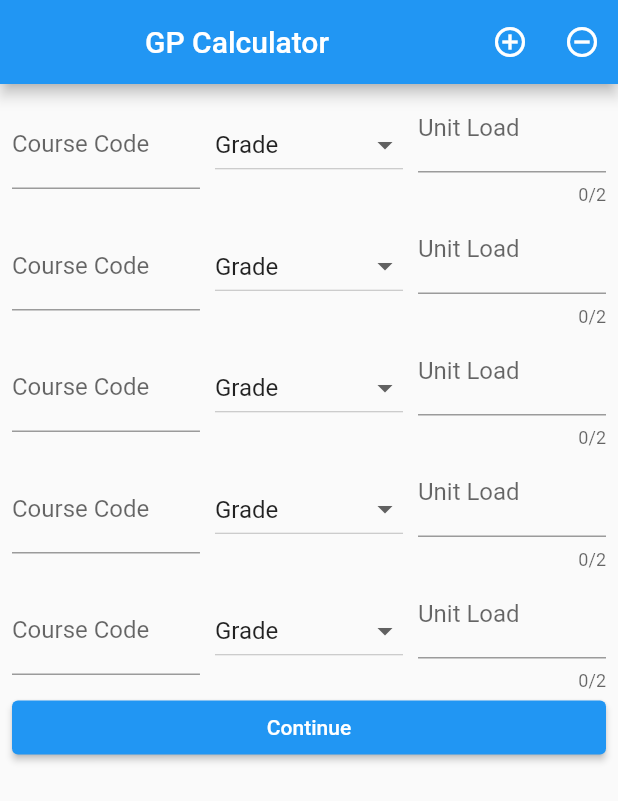
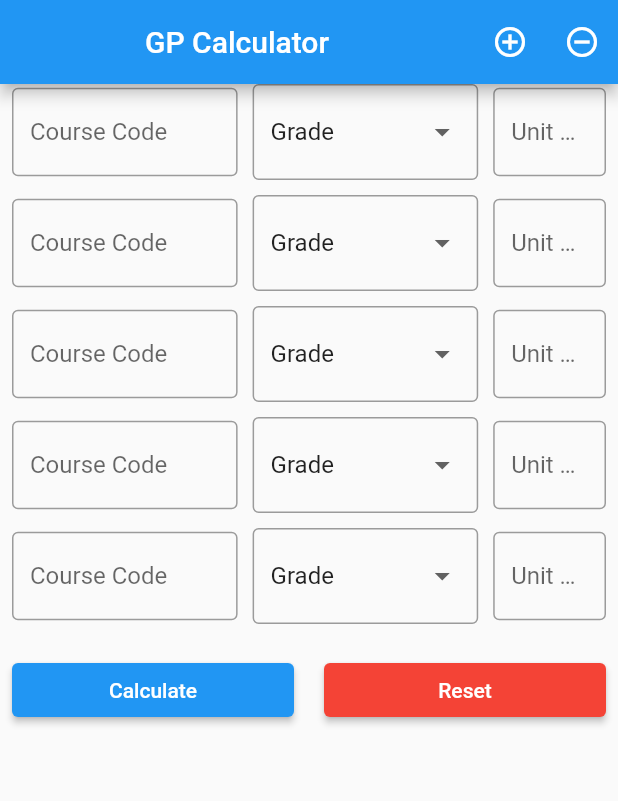
Before and after one commit to teezcode/gp-calc, a Flutter app: the screen it shows after launch, on a phone screen of 412 x 824 dp. Shown: the top 801 px of the screen. Run offline on Flutter 3.47's test engine with Material 2 defaults, Android fonts, the phone set to English and light mode, and no system bars.

Commit message:
round up touch of the app

```diff
--- a/lib/form_screen.dart
+++ b/lib/form_screen.dart
@@ -6,103 +6,233 @@ class FormScreen extends StatefulWidget {
 }
 
 class _FormScreenState extends State<FormScreen> {
+  int _formCount = 5;
+  final _formKey = GlobalKey<FormState>();
 
-  int _formCount=5;
-  String _gradeDropdownValue = 'Grade';
-  List<String> _gradeDropdownValues=[];
-  Map<String, int> _gradeDropDownItems={'Grade':0,'A':5,'B':4,'C':3,'D':2,'E':1,'F':0,'Missing Script':0};
+  //String _gradeDropdownValue = 'Grade';
+  List<String> _gradeDropdownValues = [];
+  Map<String, int> _gradeDropDownItems = {
+    'Grade': 0,
+    'A': 5,
+    'B': 4,
+    'C': 3,
+    'D': 2,
+    'E': 1,
+    'F': 0,
+    'Missing Script': 0
+  };
 
-  void _intDropDown(){
-    for(int i=0; i < _formCount; i++){
-      _
+  List<TextEditingController> _unitLoadControllers = [];
+
+  void _initForm() {
+    _gradeDropdownValues.clear();
+    for (int i = 0; i < _formCount; i++) {
+      _gradeDropdownValues.add('Grade');
+      _unitLoadControllers.add(TextEditingController());
     }
   }
+
+  @override
+  void initState() {
+    // TODO: implement initState
+    _initForm();
+    super.initState();
+  }
+
   @override
   Widget build(BuildContext context) {
     return Scaffold(
       appBar: AppBar(
         title: Center(child: Text('GP Calculator')),
         actions: [
-          IconButton(icon: Icon(Icons.add_circle_outline),
-              onPressed:(){
+          IconButton(
+              icon: Icon(Icons.add_circle_outline),
+              onPressed: () {
                 setState(() {
-                _formCount ++;
+                  _formCount++;
+                  // _initDropDown();
+                  _gradeDropdownValues.add('Grade');
+                  _unitLoadControllers.add(TextEditingController());
                 });
               }),
-          IconButton(icon: Icon(Icons.remove_circle_outline),
-         onPressed:(){
+          IconButton(
+              icon: Icon(Icons.remove_circle_outline),
+              onPressed: () {
                 setState(() {
-          if(_formCount > 1){
-            _formCount --;
+                  if (_formCount > 1) {
+                    _formCount--;
+                    // _initDropDown();
+                    _gradeDropdownValues.removeLast();
+                    _unitLoadControllers.removeLast();
                   }
                 });
               })
-
         ],
       ),
-
       body: Padding(
-        padding: const EdgeInsets.symmetric(horizontal:8.0),
+        padding: const EdgeInsets.symmetric(horizontal: 8.0),
+        child: Form(
+          key: _formKey,
           child: ListView(
             children: [
               ListView.builder(
-                itemCount:_formCount,
+                itemCount: _formCount,
                 shrinkWrap: true,
                 physics: NeverScrollableScrollPhysics(),
-                itemBuilder: (BuildContext context, int index){
-                  return Row(
+                itemBuilder: (BuildContext context, int index) {
+                  return Container(
+                    margin: EdgeInsets.only(bottom: 10),
+                    child: Row(
+                      mainAxisAlignment: MainAxisAlignment.end,
                       children: [
                         Expanded(
+                          flex: 2,
                           child: TextFormField(
                             keyboardType: TextInputType.text,
                             decoration: InputDecoration(
                               labelText: 'Course Code',
                               hintText: 'Enter Course code here',
+                              border: OutlineInputBorder(),
                             ),
                           ),
                         ),
-                      SizedBox(width: 10,),
-                      DropdownButton<String>(
-                        value: _gradeDropdownValue,
+                        SizedBox(
+                          width: 10,
+                        ),
+                        Expanded(
+                          flex: 2,
+                          child: DropdownButtonFormField<String>(
+                            value: _gradeDropdownValues[index],
                             icon: Icon(Icons.arrow_drop_down),
-                        onChanged: (String grade){
+                            onChanged: (String grade) {
                               setState(() {
-                          _gradeDropdownValue=grade;
+                                _gradeDropdownValues[index] = grade;
                               });
                             },
-                        items:_gradeDropDownItems.keys
-                            .map<DropdownMenuItem<String>>(
-                                (String value){
+                            decoration: InputDecoration(
+                              border: OutlineInputBorder(),
+                            ),
+                            items: _gradeDropDownItems.keys
+                                .map<DropdownMenuItem<String>>((String value) {
                               return DropdownMenuItem<String>(
                                 value: value,
                                 child: Text(value),
                               );
                             }).toList(),
                           ),
-                      SizedBox(width: 10,),
+                        ),
+                        SizedBox(
+                          width: 10,
+                        ),
                         Expanded(
                           child: TextFormField(
+                            controller: _unitLoadControllers[index],
                             keyboardType: TextInputType.number,
-                          maxLength: 2,
+                            validator: (value) {
+                              if (value.isEmpty) {
+                                return 'Required';
+                              }
+                              return null;
+                            },
                             decoration: InputDecoration(
                               labelText: 'Unit Load',
                               hintText: 'Enter Unit Load here',
+                              border: OutlineInputBorder(),
                             ),
                           ),
                         )
                       ],
+                    ),
                   );
                 },
               ),
+              SizedBox(height: 10,),
+              Row(
+                children: [
+                  Expanded(child:
                   ElevatedButton(
-                onPressed: (){
-
+                    onPressed: () {
+                      if (_formKey.currentState.validate()) {
+                        if (_validateDropdown()) {
+                          _showGradePoint(_calculate());
+                        } else {
+                          ScaffoldMessenger.of(context).showSnackBar(SnackBar(
+                              content: Text(
+                            'Enter all forms required',
+                            textAlign: TextAlign.center,
+                          )));
+                        }
+                      }
                     },
-              child: Text('Continue'),
+                    child: Text('Calculate'),
+                  ),),
+                  SizedBox(width: 20,),
+                  Expanded(
+                    child: ElevatedButton(
+                      onPressed: () {
+                        //_formKey.currentState.reset();
+                        for(int i=0; i<_formCount; i++){
+                          setState(() {
+                            _unitLoadControllers[i].clear();
+                            _gradeDropdownValues[i]='Grade';
+                          });
+                        }
+                      },
+                      child: Text('Reset'),
+                      style: TextButton.styleFrom(
+                        backgroundColor: Colors.red,
+                      ),
+                    ),
                   )
                 ],
+              ),
+
+            ],
+
+          ),
         ),
       ),
     );
   }
+
+  bool _validateDropdown() {
+    bool valid = true;
+    _gradeDropdownValues.forEach((value) {
+      if (value == 'Grade') {
+        valid = false;
       }
+    });
+    return valid;
+  }
+
+  double _calculate() {
+    double totalPoint = 0, totalUnit = 0, gradePoint = 0;
+    for (int i = 0; i < _formCount; i++) {
+      totalUnit += double.parse(_unitLoadControllers[i].text);
+      totalPoint += double.parse(_unitLoadControllers[i].text) *
+          _gradeDropDownItems[_gradeDropdownValues[i]];
+    }
+    gradePoint = totalPoint / totalUnit;
+    return gradePoint;
+  }
+
+  void _showGradePoint(double gradePoint) {
+    showDialog(
+      context: context,
+      builder: (context) => AlertDialog(
+        title: Text('Your Grade Point is:'),
+        content: Text(
+          '${gradePoint.toStringAsFixed(2)}',
+          style: TextStyle(fontSize: 50, fontWeight: FontWeight.bold),
+        ),
+        actions: [
+          TextButton(
+              onPressed: () {
+                Navigator.pop(context);
+              },
+              child: Text('OK'))
+        ],
+      ),
+    );
+  }
+}
--- a/lib/splash_screen.dart
+++ b/lib/splash_screen.dart
@@ -6,7 +6,7 @@ class SplashScreen extends StatelessWidget {
 
   BuildContext _context;
   startTimeout(){
-    return new Timer(Duration(seconds:5), handleTimeout);
+    return new Timer(Duration(seconds:2), handleTimeout);
   }
 
   void handleTimeout(){
```
Also changed, not shown: 1 other file. Lines whose indentation alone changed are shown as unchanged.
